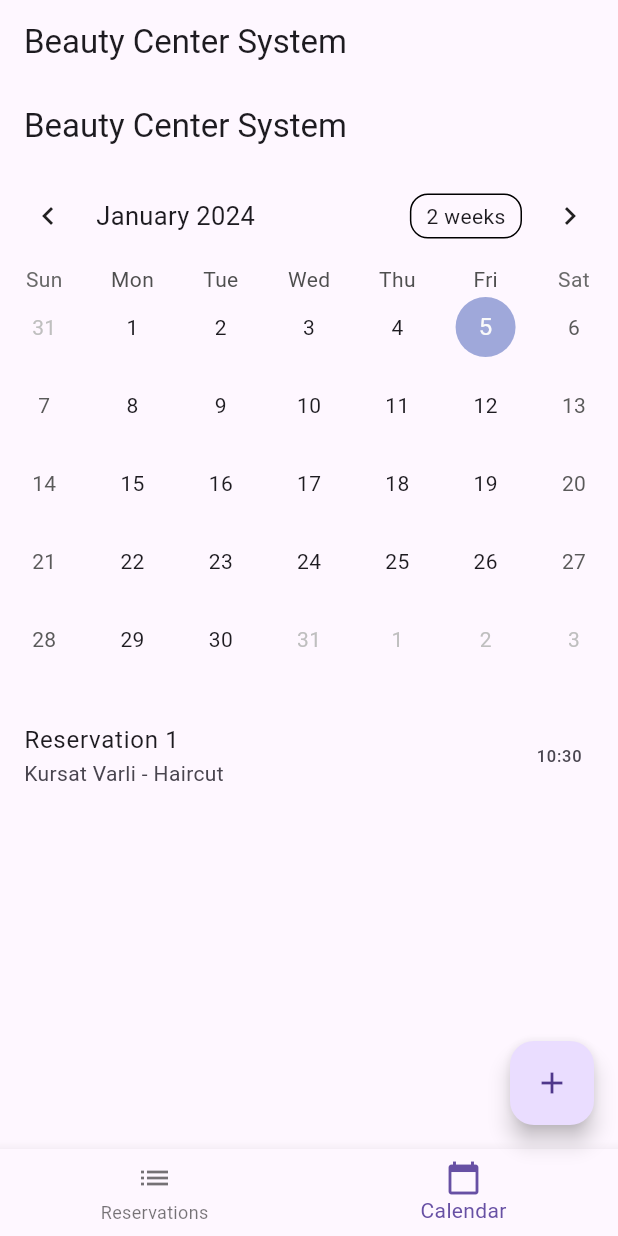
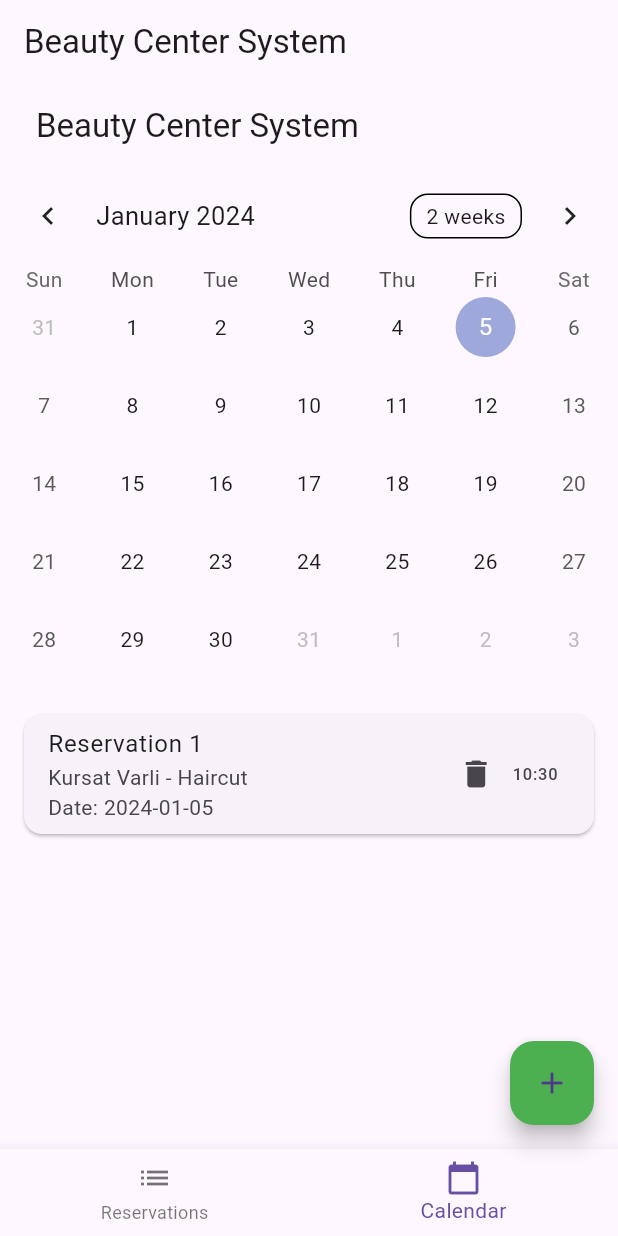
Before and after one commit to varlikursat/MobileProgrammingFinal, a Flutter app: the screen it shows after launch, swiped to page 2, on a phone screen of 412 x 824 dp. Run offline on Flutter 3.47's test engine with Material 3 defaults, Android fonts, the phone set to English and light mode, and no system bars; drawn by our look-alikes of table_calendar.

Commit message:
new commit

```diff
--- a/lib/screens/main_screen.dart
+++ b/lib/screens/main_screen.dart
@@ -3,6 +3,7 @@ import 'package:table_calendar/table_calendar.dart';
 import '../models/reservation.dart';
 import '../widgets/reservation_list.dart';
 import '../widgets/add_reservation_form.dart';
+import 'package:intl/intl.dart';
 
 class MainScreen extends StatefulWidget {
   @override
@@ -17,12 +18,10 @@ class _MainScreenState extends State<MainScreen> {
   @override
   void initState() {
     super.initState();
-    // Fetch reservations when the MainScreen is created
     fetchReservations();
   }
 
   Future<void> fetchReservations() async {
-    // Replace this with your actual data fetching logic
     await Future.delayed(Duration(seconds: 2));
     setState(() {
       reservations = [
@@ -50,7 +49,10 @@ class _MainScreenState extends State<MainScreen> {
   Widget build(BuildContext context) {
     return Scaffold(
       appBar: AppBar(
-        title: Text('Beauty Center System'),
+        title: Padding(
+          padding: const EdgeInsets.all(8.0),
+          child: Text('Beauty Center System'),
+        ),
       ),
       body: _buildBody(),
       bottomNavigationBar: BottomNavigationBar(
@@ -65,10 +67,8 @@ class _MainScreenState extends State<MainScreen> {
           ),
         ],
         onTap: (index) {
-          // Handle tab selection
           setState(() {
             _selectedIndex = index;
-            // Update the PageView when tapping on the BottomNavigationBar
             _pageController.animateToPage(
               index,
               duration: Duration(milliseconds: 300),
@@ -80,7 +80,6 @@ class _MainScreenState extends State<MainScreen> {
       ),
       floatingActionButton: FloatingActionButton(
         onPressed: () async {
-          // Use await to get the result when the AddReservationScreen is popped
           final result = await Navigator.push(context, MaterialPageRoute(
             builder: (context) => AddReservationForm(
               onAddReservation: onAddReservation,
@@ -90,6 +89,7 @@ class _MainScreenState extends State<MainScreen> {
             fetchReservations();
           }
         },
+        backgroundColor: Colors.green,
         child: Icon(Icons.add),
       ),
     );
@@ -101,18 +101,14 @@ class _MainScreenState extends State<MainScreen> {
     return PageView(
       controller: _pageController,
       onPageChanged: (index) {
-        // Update the BottomNavigationBar's selected index when swiping between pages
         setState(() {
           _selectedIndex = index;
         });
       },
       children: [
-        // Reservations Tab
         reservations.isEmpty
             ? Center(child: CircularProgressIndicator())
             : ReservationList(reservations: reservations, onDelete: onDeleteReservation),
-
-        // Calendar Tab
         _buildCalendarView(),
       ],
     );
@@ -150,10 +146,30 @@ class _MainScreenState extends State<MainScreen> {
         itemBuilder: (context, index) {
           final reservation = filteredReservations[index];
 
-          return ListTile(
-            title: Text(reservation.name),
-            subtitle: Text('${reservation.owner} - ${reservation.work}'),
-            trailing: Text('${reservation.time.hour}:${reservation.time.minute}'),
+          return Card(
+            margin: EdgeInsets.symmetric(vertical: 8, horizontal: 16),
+            child: ListTile(
+              title: Text(reservation.name),
+              subtitle: Column(
+                crossAxisAlignment: CrossAxisAlignment.start,
+                children: [
+                  Text('${reservation.owner} - ${reservation.work}'),
+                  Text('Date: ${DateFormat('yyyy-MM-dd').format(reservation.time)}'),
+                ],
+              ),
+              trailing: Row(
+                mainAxisSize: MainAxisSize.min,
+                children: [
+                  IconButton(
+                    icon: Icon(Icons.delete),
+                    onPressed: () {
+                      onDeleteReservation(reservation);
+                    },
+                  ),
+                  Text('${reservation.time.hour}:${reservation.time.minute}'),
+                ],
+              ),
+            ),
           );
         },
       ),
```
Also changed, not shown: lib/widgets/reservation_list.dart (+12 -3 lines).
